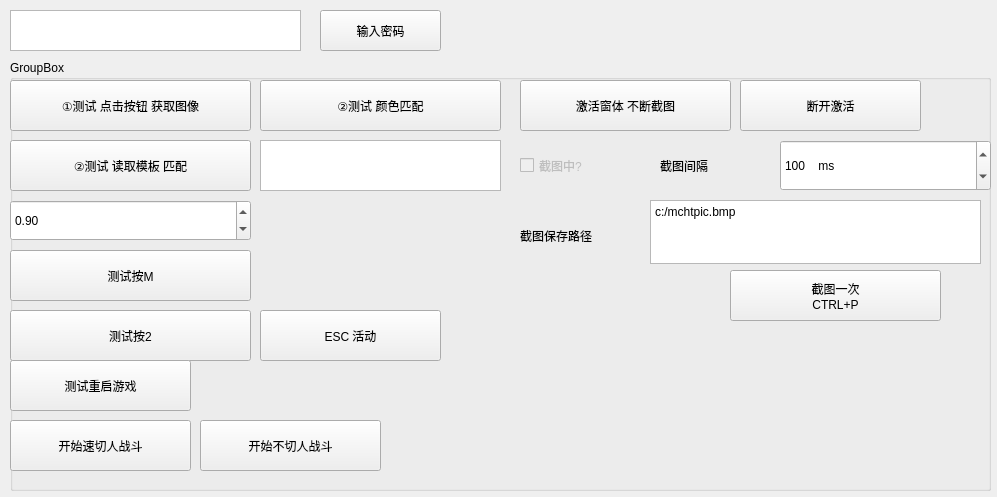
Qt form debugform.ui (A-SunsetMkt-Forks/wuwaBackendTool) before a commit.
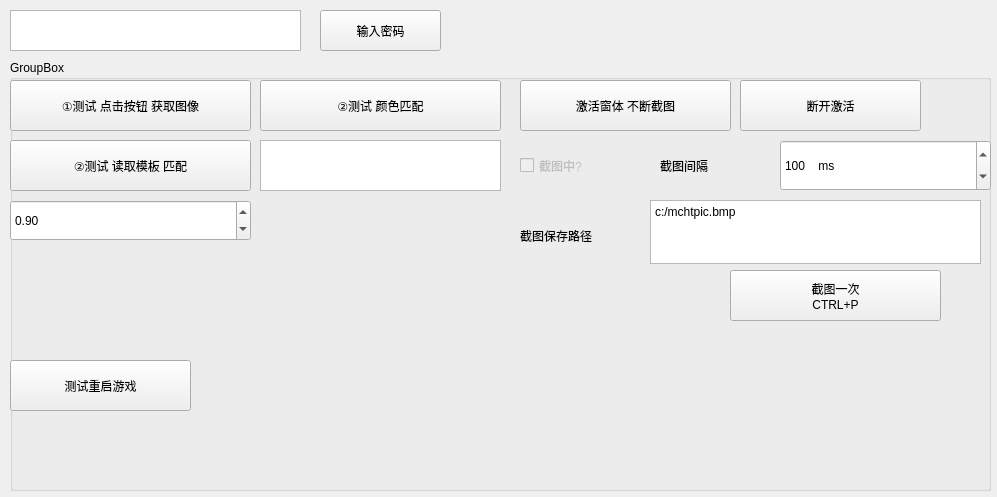
The same form after that commit.

Patch:
```diff
--- a/debugform.ui
+++ b/debugform.ui
@@ -90,45 +90,6 @@
      <string>①测试 点击按钮 获取图像</string>
     </property>
    </widget>
-   <widget class="QPushButton" name="testPress2">
-    <property name="geometry">
-     <rect>
-      <x>0</x>
-      <y>250</y>
-      <width>241</width>
-      <height>51</height>
-     </rect>
-    </property>
-    <property name="text">
-     <string>测试按2</string>
-    </property>
-   </widget>
-   <widget class="QPushButton" name="test1">
-    <property name="geometry">
-     <rect>
-      <x>250</x>
-      <y>250</y>
-      <width>181</width>
-      <height>51</height>
-     </rect>
-    </property>
-    <property name="text">
-     <string>ESC 活动</string>
-    </property>
-   </widget>
-   <widget class="QPushButton" name="testPressM">
-    <property name="geometry">
-     <rect>
-      <x>0</x>
-      <y>190</y>
-      <width>241</width>
-      <height>51</height>
-     </rect>
-    </property>
-    <property name="text">
-     <string>测试按M</string>
-    </property>
-   </widget>
    <widget class="QPushButton" name="testFindColor">
     <property name="geometry">
      <rect>
@@ -152,32 +113,6 @@
      </rect>
     </property>
    </widget>
-   <widget class="QPushButton" name="testFastSwitch">
-    <property name="geometry">
-     <rect>
-      <x>0</x>
-      <y>360</y>
-      <width>181</width>
-      <height>51</height>
-     </rect>
-    </property>
-    <property name="text">
-     <string>开始速切人战斗</string>
-    </property>
-   </widget>
-   <widget class="QPushButton" name="testNoSwitch">
-    <property name="geometry">
-     <rect>
-      <x>190</x>
-      <y>360</y>
-      <width>181</width>
-      <height>51</height>
-     </rect>
-    </property>
-    <property name="text">
-     <string>开始不切人战斗</string>
-    </property>
-   </widget>
    <widget class="QPushButton" name="testRebootGame">
     <property name="geometry">
      <rect>
```
